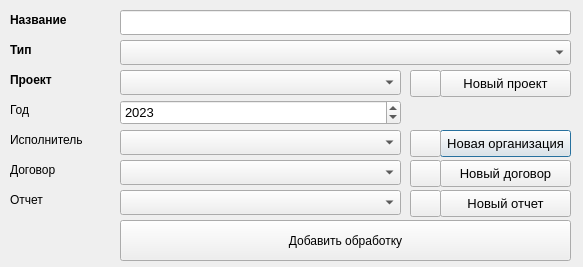
First picture: the form in geo_dm_add_proc_dialog.ui, repository stepanosokin/geo_dm, before the edit.
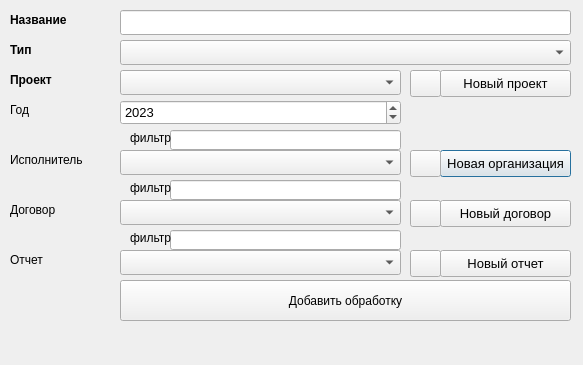
Second picture: the form after the edit.

Commit message: Added filters to add_proc function

Diff of the .ui file:
```diff
--- a/geo_dm_add_proc_dialog.ui
+++ b/geo_dm_add_proc_dialog.ui
@@ -7,7 +7,7 @@
     <x>0</x>
     <y>0</y>
     <width>583</width>
-    <height>267</height>
+    <height>365</height>
    </rect>
   </property>
   <property name="windowTitle">
@@ -98,7 +98,7 @@
    <property name="geometry">
     <rect>
      <x>10</x>
-     <y>130</y>
+     <y>150</y>
      <width>121</width>
      <height>19</height>
     </rect>
@@ -111,7 +111,7 @@
    <property name="geometry">
     <rect>
      <x>120</x>
-     <y>130</y>
+     <y>150</y>
      <width>281</width>
      <height>25</height>
     </rect>
@@ -126,7 +126,7 @@
    <property name="geometry">
     <rect>
      <x>10</x>
-     <y>160</y>
+     <y>200</y>
      <width>101</width>
      <height>19</height>
     </rect>
@@ -139,7 +139,7 @@
    <property name="geometry">
     <rect>
      <x>120</x>
-     <y>160</y>
+     <y>200</y>
      <width>281</width>
      <height>25</height>
     </rect>
@@ -154,7 +154,7 @@
    <property name="geometry">
     <rect>
      <x>440</x>
-     <y>130</y>
+     <y>150</y>
      <width>131</width>
      <height>27</height>
     </rect>
@@ -172,7 +172,7 @@
    <property name="geometry">
     <rect>
      <x>440</x>
-     <y>160</y>
+     <y>200</y>
      <width>131</width>
      <height>27</height>
     </rect>
@@ -190,7 +190,7 @@
    <property name="geometry">
     <rect>
      <x>10</x>
-     <y>190</y>
+     <y>250</y>
      <width>121</width>
      <height>19</height>
     </rect>
@@ -203,7 +203,7 @@
    <property name="geometry">
     <rect>
      <x>120</x>
-     <y>190</y>
+     <y>250</y>
      <width>281</width>
      <height>25</height>
     </rect>
@@ -218,7 +218,7 @@
    <property name="geometry">
     <rect>
      <x>440</x>
-     <y>190</y>
+     <y>250</y>
      <width>131</width>
      <height>27</height>
     </rect>
@@ -312,7 +312,7 @@
    <property name="geometry">
     <rect>
      <x>120</x>
-     <y>220</y>
+     <y>280</y>
      <width>451</width>
      <height>41</height>
     </rect>
@@ -338,7 +338,7 @@
    <property name="geometry">
     <rect>
      <x>410</x>
-     <y>130</y>
+     <y>150</y>
      <width>31</width>
      <height>27</height>
     </rect>
@@ -351,7 +351,7 @@
    <property name="geometry">
     <rect>
      <x>410</x>
-     <y>160</y>
+     <y>200</y>
      <width>31</width>
      <height>27</height>
     </rect>
@@ -364,7 +364,7 @@
    <property name="geometry">
     <rect>
      <x>410</x>
-     <y>190</y>
+     <y>250</y>
      <width>31</width>
      <height>27</height>
     </rect>
@@ -373,6 +373,75 @@
     <string/>
    </property>
   </widget>
+  <widget class="QLineEdit" name="authorFilterInput">
+   <property name="geometry">
+    <rect>
+     <x>170</x>
+     <y>130</y>
+     <width>231</width>
+     <height>20</height>
+    </rect>
+   </property>
+  </widget>
+  <widget class="QLineEdit" name="contractFilterInput">
+   <property name="geometry">
+    <rect>
+     <x>170</x>
+     <y>180</y>
+     <width>231</width>
+     <height>20</height>
+    </rect>
+   </property>
+  </widget>
+  <widget class="QLineEdit" name="reportFilterInput">
+   <property name="geometry">
+    <rect>
+     <x>170</x>
+     <y>230</y>
+     <width>231</width>
+     <height>20</height>
+    </rect>
+   </property>
+  </widget>
+  <widget class="QLabel" name="authorFilterLabel">
+   <property name="geometry">
+    <rect>
+     <x>130</x>
+     <y>130</y>
+     <width>41</width>
+     <height>16</height>
+    </rect>
+   </property>
+   <property name="text">
+    <string>фильтр</string>
+   </property>
+  </widget>
+  <widget class="QLabel" name="contractFilterLabel">
+   <property name="geometry">
+    <rect>
+     <x>130</x>
+     <y>180</y>
+     <width>41</width>
+     <height>16</height>
+    </rect>
+   </property>
+   <property name="text">
+    <string>фильтр</string>
+   </property>
+  </widget>
+  <widget class="QLabel" name="reportFilterLabel">
+   <property name="geometry">
+    <rect>
+     <x>130</x>
+     <y>230</y>
+     <width>41</width>
+     <height>16</height>
+    </rect>
+   </property>
+   <property name="text">
+    <string>фильтр</string>
+   </property>
+  </widget>
  </widget>
  <resources/>
  <connections/>
```
The commit also changes 3 other files.
